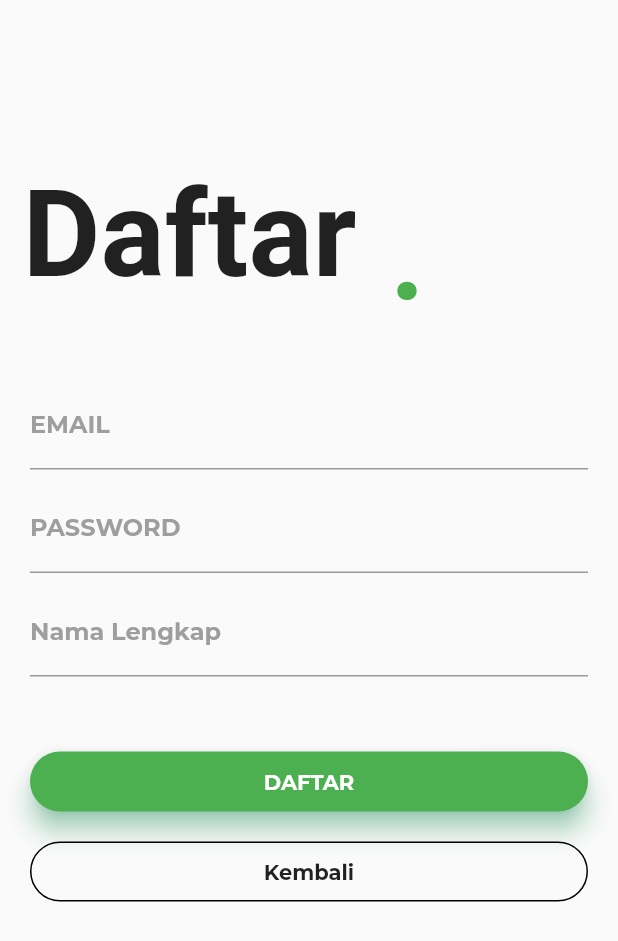
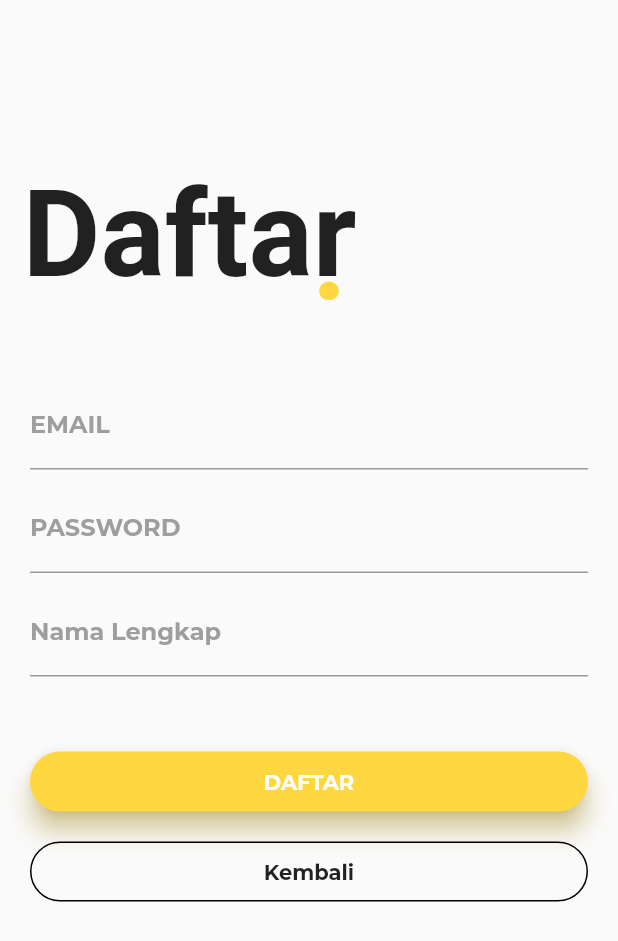
Before and after one commit to akunumanarif/papantulis, a Flutter app: the screen it shows after launch, after a tap on "Daftar sekarang", on a phone screen of 412 x 824 dp. Shown: the top 941 px of the screen. Run offline on Flutter 3.47's test engine with Material 2 defaults, Android fonts, the phone set to English and light mode, and no system bars; project files that could hold a hidden picture were left out.

Commit message:
Perubahan selanjutnya

```diff
--- a/lib/main.dart
+++ b/lib/main.dart
@@ -34,24 +34,19 @@ class _MyHomePageState extends State<MyHomePage> {
               child: Stack(
                 children: <Widget>[
                   Container(
+                    width: 270,
                     padding: EdgeInsets.fromLTRB(15.0, 110.0, 0.0, 0.0),
-                    child: Text('Papan',
-                        style: TextStyle(
-                            fontSize: 80.0, fontWeight: FontWeight.bold)),
+                    child: Image.asset(
+                      'assets/icon.png'
+                    ),
                   ),
                   Container(
-                    padding: EdgeInsets.fromLTRB(16.0, 175.0, 0.0, 0.0),
-                    child: Text('Tulis',
-                        style: TextStyle(
-                            fontSize: 80.0, fontWeight: FontWeight.bold)),
-                  ),
-                  Container(
-                    padding: EdgeInsets.fromLTRB(220.0, 175.0, 0.0, 0.0),
+                    padding: EdgeInsets.fromLTRB(153.0, 192.0, 0.0, 0.0),
                     child: Text('.',
                         style: TextStyle(
                             fontSize: 80.0,
                             fontWeight: FontWeight.bold,
-                            color: Colors.green)),
+                            color: Colors.amberAccent)),
                   )
                 ],
               ),
--- a/lib/signup.dart
+++ b/lib/signup.dart
@@ -24,13 +24,13 @@ class _SignupPageState extends State<SignupPage> {
                   ),
                 ),
                 Container(
-                  padding: EdgeInsets.fromLTRB(260.0, 125.0, 0.0, 0.0),
+                  padding: EdgeInsets.fromLTRB(208.0, 125.0, 0.0, 0.0),
                   child: Text(
                     '.',
                     style: TextStyle(
                         fontSize: 80.0,
                         fontWeight: FontWeight.bold,
-                        color: Colors.green),
+                        color: Colors.amberAccent),
                   ),
                 )
               ],
@@ -50,7 +50,7 @@ class _SignupPageState extends State<SignupPage> {
                         // hintText: 'EMAIL',
                         // hintStyle: ,
                         focusedBorder: UnderlineInputBorder(
-                            borderSide: BorderSide(color: Colors.green))),
+                            borderSide: BorderSide(color: Colors.amberAccent))),
                   ),
                   SizedBox(height: 10.0),
                   TextField(
@@ -61,7 +61,7 @@ class _SignupPageState extends State<SignupPage> {
                             fontWeight: FontWeight.bold,
                             color: Colors.grey),
                         focusedBorder: UnderlineInputBorder(
-                            borderSide: BorderSide(color: Colors.green))),
+                            borderSide: BorderSide(color: Colors.amberAccent))),
                     obscureText: true,
                   ),
                   SizedBox(height: 10.0),
@@ -73,15 +73,15 @@ class _SignupPageState extends State<SignupPage> {
                             fontWeight: FontWeight.bold,
                             color: Colors.grey),
                         focusedBorder: UnderlineInputBorder(
-                            borderSide: BorderSide(color: Colors.green))),
+                            borderSide: BorderSide(color: Colors.amberAccent))),
                   ),
                   SizedBox(height: 50.0),
                   Container(
                       height: 40.0,
                       child: Material(
                         borderRadius: BorderRadius.circular(20.0),
-                        shadowColor: Colors.greenAccent,
-                        color: Colors.green,
+                        shadowColor: Colors.amberAccent,
+                        color: Colors.amberAccent,
                         elevation: 7.0,
                         child: GestureDetector(
                           onTap: () {},
--- a/pubspec.yaml
+++ b/pubspec.yaml
@@ -39,6 +39,7 @@ flutter:
   # To add assets to your application, add an assets section, like this:
   assets:
    - assets/facebook.png
+   - assets/icon.png
   #  - images/a_dot_ham.jpeg
 
   # An image asset can refer to one or more resolution-specific "variants", see
```
